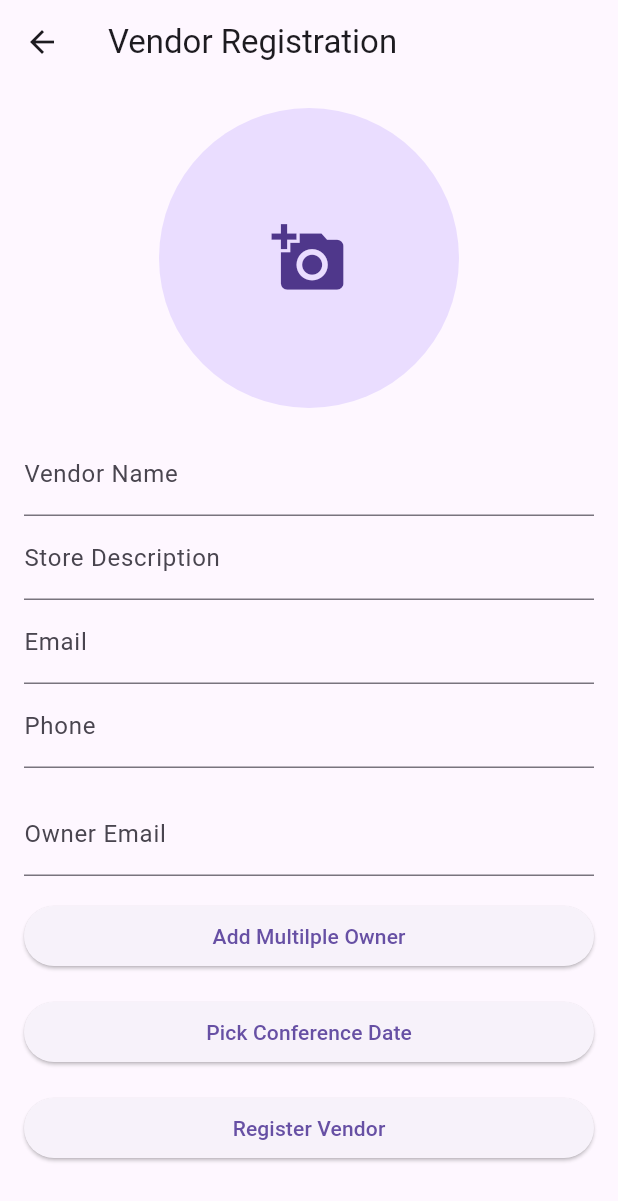
After one commit to ShuvojitNandi/2025_winter_G10_C4768, a Flutter app: the VendorRegistrationPage screen opened directly, on a phone screen of 412 x 824 dp. The commit adds this screen. Shown: the top 1201 px of the screen. Run offline on Flutter 3.47's test engine with Material 3 defaults, Android fonts, the phone set to English and light mode, and no system bars; our stand-ins replace cloud_firestore, firebase_auth, firebase_core, firebase_storage, image_picker; accounts and stored records are empty; network calls fail.

```diff
--- a/harvest/lib/main.dart
+++ b/harvest/lib/main.dart
@@ -32,7 +32,7 @@ class MainApp extends StatelessWidget {
   Widget build(BuildContext context) {
     return MaterialApp(
       debugShowCheckedModeBanner: false,
-      theme: ThemeData.dark(),
+      theme: ThemeData.light(),
       home: AuthGate(),
     );
   }
--- a/harvest/lib/view/adding_category_product.dart
+++ b/harvest/lib/view/adding_category_product.dart
@@ -92,9 +92,8 @@ class _CategoryProductManagerState extends State<CategoryProductManager> {
                     final product = Product(
                       name: _productNameController.text,
                       categoryId: _selectedCategoryId!,
-                      price: double.tryParse(_productPriceController.text) ?? 0.0,
                     );
-                    await _productService.addProducts(product);
+                    await _productService.addProduct(product);
                     _productNameController.clear();
                     _productPriceController.clear();
 
--- a/harvest/lib/view/vendor_home.dart
+++ b/harvest/lib/view/vendor_home.dart
@@ -218,7 +218,7 @@ class _VendorHomePageState extends State<VendorHomePage> {
                           final product = _products[index];
                           return ListTile(
                             title: Text(product.name),
-                            subtitle: Text('Price: \$${product.price}'),
+
 
                           );
                         },
--- /dev/null
+++ b/harvest/lib/view/vendor_registration.dart
@@ -0,0 +1,233 @@
+import 'dart:io';
+import 'package:firebase_auth/firebase_auth.dart';
+import 'package:flutter/material.dart';
+import 'package:harvest/model/user_model.dart';
+import 'package:image_picker/image_picker.dart';
+import '../model/vendor_model.dart';
+import '../controller/vendor_service.dart';
+import '../controller/user_controller.dart';
+import '../view/vendor_home.dart';
+
+class VendorRegistrationPage extends StatefulWidget {
+  @override
+  _VendorRegistrationPageState createState() => _VendorRegistrationPageState();
+}
+
+class _VendorRegistrationPageState extends State<VendorRegistrationPage> {
+  final _formKey = GlobalKey<FormState>();
+  final _vendorNameController = TextEditingController();
+  final _storeDescripController = TextEditingController();
+  final _emailController = TextEditingController();
+  final _phoneController = TextEditingController();
+  List<String> _owners = [];
+  List<String> _confDates = [];
+  final _ownerEmailController = TextEditingController();
+
+  String? _storeImageUrl; // To store the store image URL
+  final _vendorService = VendorService();
+  final _userService = UserController();
+  final _imagePicker = ImagePicker();
+
+  @override
+  void dispose() {
+    _vendorNameController.dispose();
+    _storeDescripController.dispose();
+    _emailController.dispose();
+    _phoneController.dispose();
+    _ownerEmailController.dispose();
+    super.dispose();
+  }
+
+  Future<void> _pickAndUploadStoreImage() async {
+    final XFile? pickedFile =
+        await _imagePicker.pickImage(source: ImageSource.gallery);
+    if (pickedFile != null) {
+      File imageFile = File(pickedFile.path);
+      try {
+        String downloadUrl = await _vendorService.uploadStoreImage(
+            imageFile, FirebaseAuth.instance.currentUser!.uid);
+        setState(() {
+          _storeImageUrl = downloadUrl; // Store the URL after upload
+        });
+      } catch (e) {
+        ScaffoldMessenger.of(context)
+            .showSnackBar(SnackBar(content: Text('Error uploading image: $e')));
+      }
+    }
+  }
+
+  Future<void> _selectConferenceDate() async {
+    DateTime? pickedDate = await showDatePicker(
+      context: context,
+      initialDate: DateTime.now(),
+      firstDate: DateTime(2000),
+      lastDate: DateTime(2100),
+    );
+
+    if (pickedDate != null) {
+      setState(() {
+        _confDates.add("${pickedDate.toLocal()}".split(' ')[0]);
+      });
+    }
+  }
+
+  Future<void> _addOwnerEmail() async {
+    final ownerEmail = _ownerEmailController.text;
+    if (ownerEmail.isNotEmpty) {
+      try {
+        // Fetch the user data by email
+        UserModel? user = await _userService.fetchUserDataByEmail(ownerEmail);
+        if (user != null && user.uid != null) {
+          setState(() {
+            _owners.add(user.uid!); // Add owner ID to the list if uid is not null
+          });
+          _ownerEmailController.clear(); // Clear the owner email field after adding
+        } else {
+          ScaffoldMessenger.of(context).showSnackBar(SnackBar(
+              content: Text('No user found with that email address or UID is null')));
+        }
+      } catch (e) {
+        ScaffoldMessenger.of(context)
+            .showSnackBar(SnackBar(content: Text('Error adding owner: $e')));
+      }
+    }
+  }
+
+  Future<void> _submitForm() async {
+    if (_formKey.currentState!.validate() && _storeImageUrl != null) {
+      final vendor = Vendor(
+        vendor_name: _vendorNameController.text,
+        store_img: _storeImageUrl!,
+        store_descrip: _storeDescripController.text,
+        email: _emailController.text,
+        phone: _phoneController.text,
+        owners: [..._owners, FirebaseAuth.instance.currentUser!.uid], // Add the current user's UID to the owners list
+        conf_dates: _confDates,
+      );
+
+      try {
+        // Register vendor in the 'vendors' collection
+        final vendorDocRef = await _vendorService.addVendor(vendor);
+        final vendorId = vendorDocRef.id;
+
+        // Pop the registration page and return the vendorId to the homepage
+        Navigator.pop(context, vendorId);  // This will return vendorId back to the homepage
+
+      } catch (e) {
+        ScaffoldMessenger.of(context).showSnackBar(
+            SnackBar(content: Text('Error registering vendor: $e')));
+      }
+    } else {
+      ScaffoldMessenger.of(context).showSnackBar(SnackBar(
+          content: Text(
+              'Please fill all required fields and upload a store image.')));
+    }
+  }
+
+
+
+  @override
+  Widget build(BuildContext context) {
+    return Scaffold(
+      appBar: AppBar(title: Text('Vendor Registration')),
+      body: Padding(
+        padding: const EdgeInsets.all(16.0),
+        child: Form(
+          key: _formKey,
+          child: SingleChildScrollView(
+            child: Column(
+              crossAxisAlignment: CrossAxisAlignment.stretch,
+              children: [
+                GestureDetector(
+                  onTap: _pickAndUploadStoreImage,
+                  child: CircleAvatar(
+                    radius: 100,
+                    backgroundImage:
+                        _storeImageUrl != null && _storeImageUrl!.isNotEmpty
+                            ? NetworkImage(_storeImageUrl!)
+                            : null,
+                    child: _storeImageUrl == null
+                        ? Icon(Icons.add_a_photo, size: 50)
+                        : null,
+                  ),
+                ),
+                const SizedBox(height: 16),
+                TextFormField(
+                  controller: _vendorNameController,
+                  decoration: InputDecoration(labelText: 'Vendor Name'),
+                  validator: (value) {
+                    if (value == null || value.isEmpty) {
+                      return 'Please enter vendor name';
+                    }
+                    return null;
+                  },
+                ),
+                TextFormField(
+                  controller: _storeDescripController,
+                  decoration: InputDecoration(labelText: 'Store Description'),
+                  validator: (value) {
+                    if (value == null || value.isEmpty) {
+                      return 'Please enter store description';
+                    }
+                    return null;
+                  },
+                ),
+                TextFormField(
+                  controller: _emailController,
+                  decoration: InputDecoration(labelText: 'Email'),
+                  validator: (value) {
+                    if (value == null || value.isEmpty) {
+                      return 'Please enter email';
+                    }
+                    return null;
+                  },
+                ),
+                TextFormField(
+                  controller: _phoneController,
+                  decoration: InputDecoration(labelText: 'Phone'),
+                  validator: (value) {
+                    if (value == null || value.isEmpty) {
+                      return 'Please enter phone number';
+                    }
+                    return null;
+                  },
+                ),
+                const SizedBox(height: 16),
+                TextFormField(
+                  controller: _ownerEmailController,
+                  decoration: InputDecoration(labelText: 'Owner Email'),
+                  validator: (value) {
+                    if (value == null || value.isEmpty) {
+                      return 'Please enter owner email';
+                    }
+                    return null;
+                  },
+                ),
+                const SizedBox(height: 16),
+                ElevatedButton(
+                  onPressed: _addOwnerEmail,
+                  child: Text('Add Multilple Owner')
+                ),
+                const SizedBox(height: 16),
+                ElevatedButton(
+                  onPressed: _selectConferenceDate,
+                  child: Text('Pick Conference Date'),
+                ),
+                Wrap(
+                  children: _confDates
+                      .map((date) => Chip(label: Text(date)))
+                      .toList(),
+                ),
+                const SizedBox(height: 16),
+                ElevatedButton(
+                  onPressed: _submitForm,
+                  child: Text('Register Vendor'),
+                ),
+              ],
+            ),
+          ),
+        ),
+      ),
+    );
+  }
+}
--- a/harvest/pubspec.yaml
+++ b/harvest/pubspec.yaml
@@ -40,6 +40,7 @@ dependencies:
     firebase_storage: ^12.4.4
     image_picker: ^1.1.2
     firebase_app_check:
+    cached_network_image: ^3.4.1
 
 dev_dependencies:
     flutter_test:
```
Also changed, not shown: harvest/lib/controller/user_controller.dart (+9 -13 lines), harvest/lib/controller/vendor_service.dart (+47 -50 lines), harvest/lib/model/vendor_model.dart (+2 -33 lines), harvest/lib/view/home.dart (+107 -22 lines), harvest/pubspec.lock, 1 other file.
